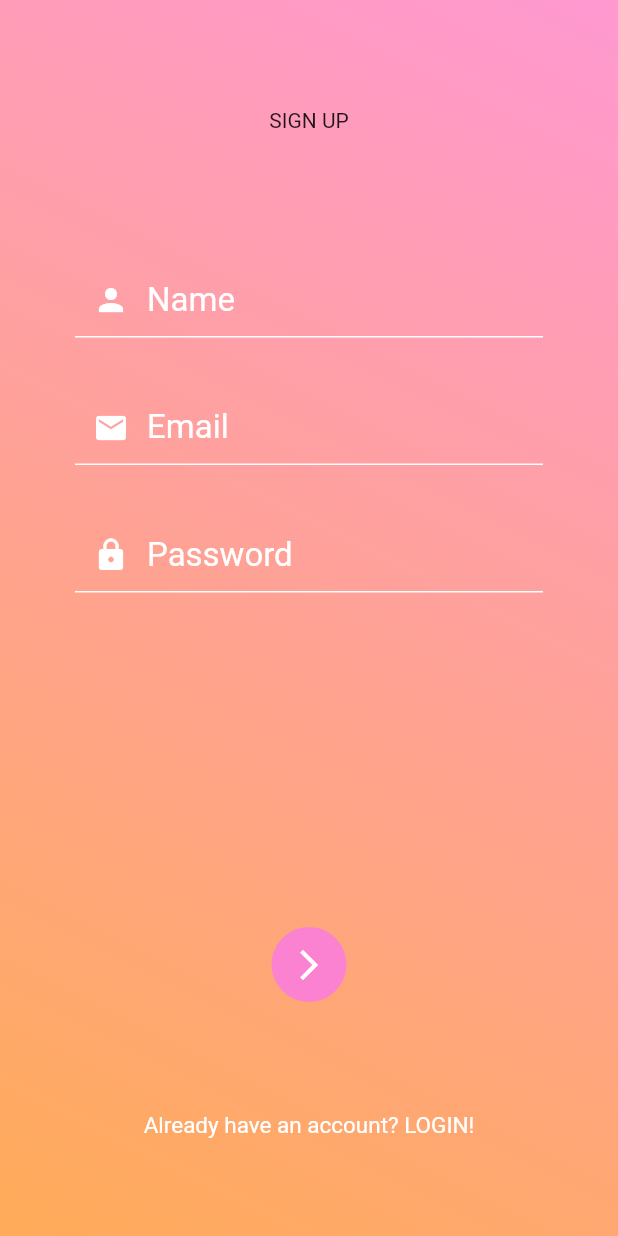
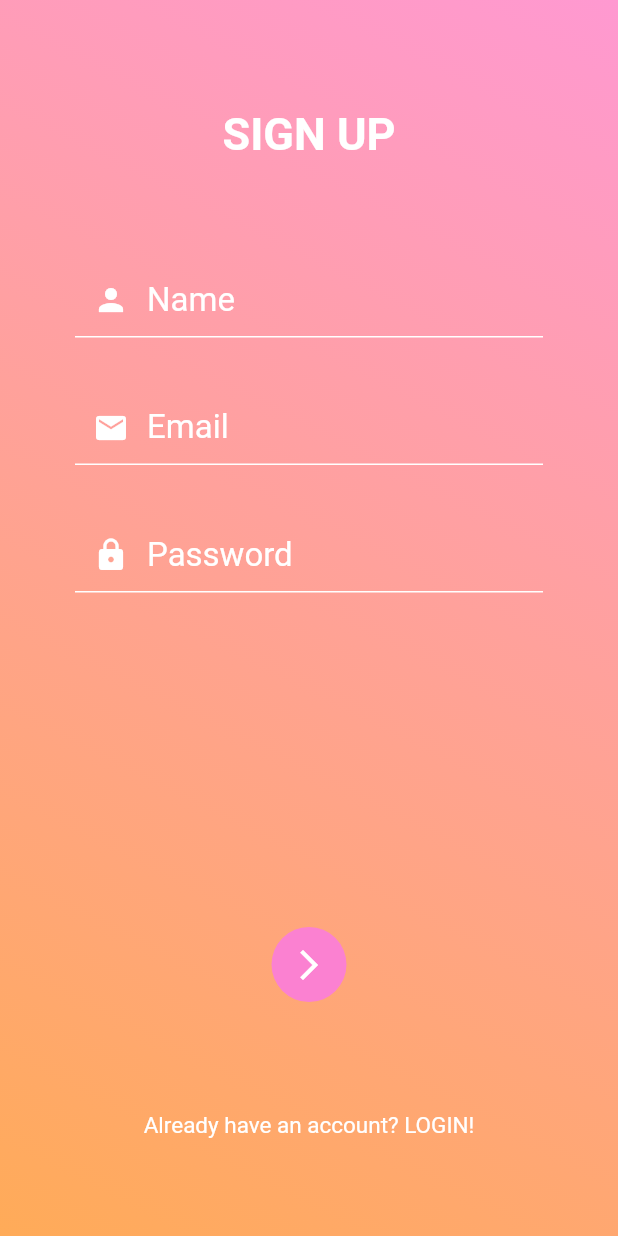
Before and after one commit to Omine100/Thirty, a Flutter app: the screen it shows after launch, after a tap on "SIGN UP", on a phone screen of 412 x 824 dp. Run offline on Flutter 3.47's test engine with Material 2 defaults, Android fonts, the phone set to English and light mode, and no system bars; our stand-ins replace cloud_firestore, firebase_auth, intro_slider, lottie; accounts and stored records are empty.

Commit message:
interfaceStandards.dart and lib/languages update
I think that I am getting close to have the multi-language support done. This way I can:
- Have all strings in one area
- Have support for more people

Along with this, I have finished moving the title to interfaceStandards.dart. This way I can have some things more concentrated.

```diff
--- a/thirty_1.0/thirty/lib/languages/en.json
+++ b/thirty_1.0/thirty/lib/languages/en.json
@@ -2,6 +2,7 @@
     "inputName": "Name",
     "inputEmail": "Email",
     "inputPassword": "Password",
+    "inputValidator": "can't be empty",
 
     "welcomeTitle": "WELCOME TO THIRTY",
     "welcomeSignInButton": "LOGIN",
@@ -13,5 +14,5 @@
     "loginAlternativeSignIn": "Already have an account? LOGIN!",
     "loginAlternativeSignUp": "Don't have an account? SIGN UP!",
 
-    "forgotPasswordTitle": "Forgot Password"
+    "forgotPasswordTitle": "Forgot Password?"
 }
--- a/thirty_1.0/thirty/lib/languages/es.json
+++ b/thirty_1.0/thirty/lib/languages/es.json
@@ -2,6 +2,7 @@
     "inputName": "Name",
     "inputEmail": "Email",
     "inputPassword": "Password",
+    "inputValidator": "can't be empty",
 
     "welcomeTitle": "WELCOME TO THIRTY",
     "welcomeSignInButton": "LOGIN",
@@ -13,5 +14,5 @@
     "loginAlternativeSignIn": "Already have an account? LOGIN!",
     "loginAlternativeSignUp": "Don't have an account? SIGN UP!",
 
-    "forgotPasswordTitle": "Forgot Password"
+    "forgotPasswordTitle": "Forgot Password?"
 }
--- a/thirty_1.0/thirty/lib/pages/login.dart
+++ b/thirty_1.0/thirty/lib/pages/login.dart
@@ -91,23 +91,25 @@ class _LoginScreenState extends State<LoginScreen> {
   }
 
   //User interface: Show sign in or sign up input fields
-  //Language support
-  Widget showInput(BuildContext context, String text) {
+  Widget showInput(BuildContext context, String key) {
     return new TextFormField(
-      keyboardType:
-          text == "Email" ? TextInputType.emailAddress : TextInputType.text,
+      keyboardType: key == AppLocalizations.of(context).translate("inputEmail")
+          ? TextInputType.emailAddress
+          : TextInputType.text,
       style: TextStyle(
         color: Theme.of(context).colorScheme.loginTextInputColor,
         fontSize: Theme.of(context).textTheme.loginTextInputFontSize,
       ),
       decoration: InputDecoration(
         prefixIcon: Icon(
-          text != "Email"
-              ? text == "Password" ? Icons.lock : Icons.person
+          key != AppLocalizations.of(context).translate("inputEmail")
+              ? key == AppLocalizations.of(context).translate("inputPassword")
+                  ? Icons.lock
+                  : Icons.person
               : Icons.email,
           color: Theme.of(context).colorScheme.loginTextInputColor,
         ),
-        hintText: text,
+        hintText: key,
         hintStyle: TextStyle(
           color: Theme.of(context).colorScheme.loginTextInputColor,
         ),
@@ -125,11 +127,19 @@ class _LoginScreenState extends State<LoginScreen> {
           ),
         ),
       ),
-      validator: (value) => value.isEmpty ? "$text can\'t be empty" : null,
-      onSaved: (value) => text != "Email"
-          ? text == "Password" ? _password = value.trim() : _name = value.trim()
-          : _email = value.trim(),
-      obscureText: text == "Password" ? (_isVisible ? false : true) : false,
+      validator: (value) => value.isEmpty
+          ? "$key " + AppLocalizations.of(context).translate("inputValidator")
+          : null,
+      onSaved: (value) =>
+          key != AppLocalizations.of(context).translate("inputEmail")
+              ? key == AppLocalizations.of(context).translate("inputPassword")
+                  ? _password = value.trim()
+                  : _name = value.trim()
+              : _email = value.trim(),
+      obscureText:
+          key == AppLocalizations.of(context).translate("inputPassword")
+              ? (_isVisible ? false : true)
+              : false,
       maxLines: 1,
     );
   }
@@ -144,7 +154,7 @@ class _LoginScreenState extends State<LoginScreen> {
       },
       child: Icon(
         _isVisible ? Icons.visibility : Icons.visibility_off,
-        color: Theme.of(context).colorScheme.loginTitleColor,
+        color: Theme.of(context).colorScheme.loginVisibilityButtonColor,
       ),
     );
   }
@@ -215,15 +225,12 @@ class _LoginScreenState extends State<LoginScreen> {
               Positioned(
                   top: themes.getPosition(context, true, "loginTitlePosition"),
                   child: interfaceStandards.parentCenter(
-                    context,
-                    Text(
+                      context,
                       _isSignIn
-                          ? AppLocalizations.of(context)
-                              .translate('loginSignInTitle')
-                          : AppLocalizations.of(context)
-                              .translate('loginSignUpTitle'),
-                    ),
-                  )),
+                          ? interfaceStandards.showTitle(
+                              context, "loginSignInTitle")
+                          : interfaceStandards.showTitle(
+                              context, "loginSignUpTitle"))),
               SingleChildScrollView(
                 scrollDirection: Axis.vertical,
                 child: Form(
--- a/thirty_1.0/thirty/lib/pages/welcome.dart
+++ b/thirty_1.0/thirty/lib/pages/welcome.dart
@@ -95,15 +95,7 @@ class _WelcomeScreenState extends State<WelcomeScreen> {
               top: themes.getPosition(context, true, "welcomeTitlePosition"),
               child: interfaceStandards.parentCenter(
                 context,
-                Text(
-                  AppLocalizations.of(context).translate('welcomeTitle'),
-                  style: TextStyle(
-                      color: Theme.of(context).colorScheme.welcomeTitleColor,
-                      fontSize:
-                          Theme.of(context).textTheme.welcomeTitleFontSize,
-                      fontWeight:
-                          Theme.of(context).typography.welcomeTitleFontWeight),
-                ),
+                interfaceStandards.showTitle(context, "welcomeTitle"),
               ),
             ),
             Positioned(
--- a/thirty_1.0/thirty/lib/standards/interfaceStandards.dart
+++ b/thirty_1.0/thirty/lib/standards/interfaceStandards.dart
@@ -1,6 +1,8 @@
 import 'package:flutter/material.dart';
+import 'package:flutter_localizations/flutter_localizations.dart';
 import 'package:intro_slider/slide_object.dart';
 
+import 'package:thirty/services/appLocalizations.dart';
 import 'package:thirty/standards/themes.dart';
 
 class InterfaceStandards {
@@ -32,29 +34,19 @@ class InterfaceStandards {
     );
   }
 
-  //User interface: Header text
-  Widget headerText(BuildContext context, String header) {
-    return parentCenter(
-        context,
-        Text(
-          header,
-          style: TextStyle(
-            color:
-                Theme.of(context).colorScheme.interfaceStandardsHeaderTextColor,
-            fontSize: 45.0,
-          ),
-        ));
-  }
-
   //User interface: Show title
-  Widget showTitle(BuildContext context, String title) {
+  Widget showTitle(BuildContext context, String key) {
     return parentCenter(
       context,
       Text(
+        AppLocalizations.of(context).translate(key),
         style: TextStyle(
-            color: Theme.of(context).colorScheme.loginTitleColor,
-            fontSize: Theme.of(context).textTheme.loginTitleFontSize,
-            fontWeight: Theme.of(context).typography.loginTitleFontWeight),
+            color:
+                Theme.of(context).colorScheme.interfaceStandardsTitleTextColor,
+            fontSize:
+                Theme.of(context).textTheme.interfaceStandardsTitleFontSize,
+            fontWeight:
+                Theme.of(context).typography.interfaceStandardsTitleFontWeight),
       ),
     );
   }
```
Also changed, not shown: thirty_1.0/thirty/lib/languages/fr.json (+12 -6 lines), thirty_1.0/thirty/lib/pages/forgotPassword.dart (+2 -15 lines), thirty_1.0/thirty/lib/standards/themes.dart (+6 -11 lines).
